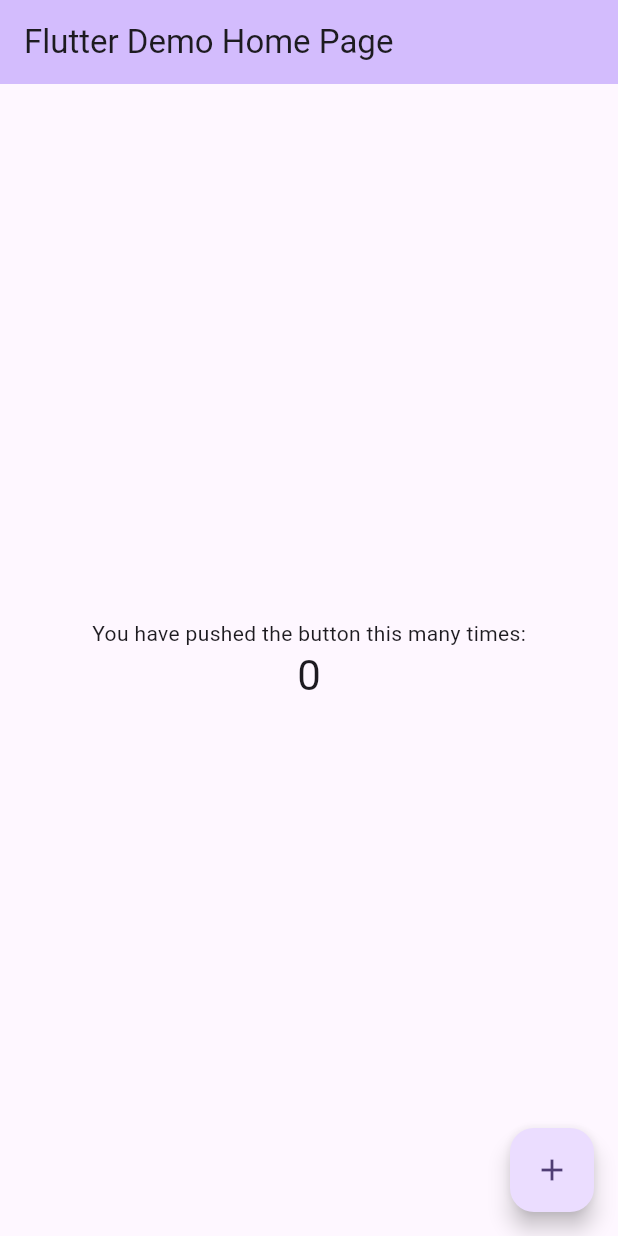
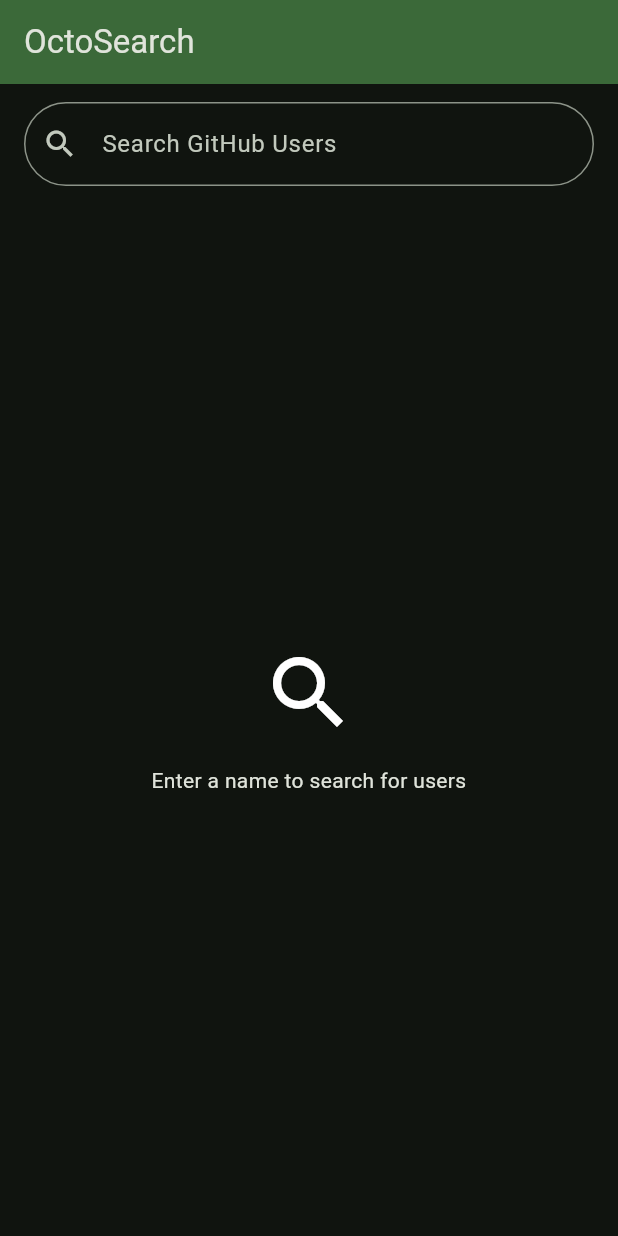
Before and after one commit to prad26/octo_search, a Flutter app: the screen it shows after launch, on a phone screen of 412 x 824 dp. Run offline on Flutter 3.47's test engine with Material 3 defaults, Android fonts, the phone set to English and light mode, and no system bars; our stand-ins replace freezed_annotation.

Commit message:
Add user search screen

````diff
--- /dev/null
+++ b/lib/core/widgets/search_input.dart
@@ -0,0 +1,88 @@
+import 'package:flutter/material.dart';
+
+/// A search input field.
+///
+/// This widget provides a customized text field specifically designed for search
+/// functionality, featuring a search icon and a clear button that appears when
+/// text is entered.
+class SearchInput extends StatefulWidget {
+  final TextEditingController controller;
+  final String hintText;
+  final ValueChanged<String> onSubmitted;
+  final VoidCallback onClear;
+
+  const SearchInput({
+    super.key,
+    required this.controller,
+    required this.hintText,
+    required this.onSubmitted,
+    required this.onClear,
+  });
+
+  @override
+  State<SearchInput> createState() => _SearchInputState();
+}
+
+class _SearchInputState extends State<SearchInput> {
+  bool _hasText = false;
+
+  @override
+  void initState() {
+    super.initState();
+    widget.controller.addListener(_onTextChanged);
+  }
+
+  @override
+  void dispose() {
+    widget.controller.removeListener(_onTextChanged);
+    super.dispose();
+  }
+
+  void _onTextChanged() {
+    final hasText = widget.controller.text.isNotEmpty;
+    // Only update state if the text presence has changed to avoid unnecessary rebuilds.
+    if (hasText != _hasText) {
+      setState(() {
+        _hasText = hasText;
+      });
+    }
+  }
+
+  @override
+  Widget build(BuildContext context) {
+    return TextField(
+      controller: widget.controller,
+      textInputAction: TextInputAction.search,
+      onSubmitted: widget.onSubmitted,
+      decoration: InputDecoration(
+        hintText: widget.hintText,
+        prefixIcon: const Icon(
+          Icons.search,
+          semanticLabel: 'Search',
+        ),
+        suffixIcon: _buildClearButton(),
+        border: OutlineInputBorder(
+          borderRadius: BorderRadius.circular(30),
+        ),
+      ),
+    );
+  }
+
+  Widget? _buildClearButton() {
+    if (!_hasText) {
+      return null;
+    }
+
+    return IconButton(
+      icon: const Icon(
+        Icons.clear_rounded,
+        size: 18,
+        semanticLabel: 'Clear search',
+      ),
+      onPressed: () {
+        widget.controller.clear();
+        widget.onClear();
+      },
+    );
+  }
+}
--- /dev/null
+++ b/lib/data/api/github_api_service.dart
@@ -0,0 +1,69 @@
+import 'dart:convert';
+
+import 'package:http/http.dart' as http;
+import 'package:octo_search/data/models/user_search.dart';
+
+// TODO: custom exceptions.
+
+/// Service class for making requests to the GitHub API.
+///
+/// For more information, see:
+/// https://docs.github.com/en/rest
+class GitHubApiService {
+  static const String baseUrl = 'https://api.github.com';
+  static const int defaultPerPage = 30;
+
+  /// A common method to fetch data from the GitHub API.
+  ///
+  /// [path] - The API endpoint path (excluding the base URL).
+  /// [queryParams] - Optional query parameters to include in the request.
+  static Future<Map<String, dynamic>> _fetchFromApi(String path, {Map<String, dynamic>? queryParams}) async {
+    const String authority = 'api.github.com';
+    final uri = Uri.https(authority, path, queryParams);
+
+    try {
+      final response = await http.get(
+        uri,
+        headers: {
+          'Accept': 'application/vnd.github.v3+json',
+        },
+      );
+
+      if (response.statusCode == 200) {
+        final decodedResponse = json.decode(response.body);
+        return decodedResponse as Map<String, dynamic>;
+      } else {
+        throw Exception('Failed to load data from GitHub API, status code: ${response.statusCode}');
+      }
+    } catch (e) {
+      throw Exception('Error fetching data from GitHub API: $e');
+    }
+  }
+
+  /// Searches for GitHub users based on the provided query.
+  ///
+  /// Returns a [UserSearch] object containing the search results.
+  ///
+  /// Example:
+  /// ```dart
+  /// final results = await GitHubApiService.searchUsers('github');
+  /// ```
+  static Future<UserSearch> searchUsers(
+    String query, {
+    int page = 1,
+    int perPage = defaultPerPage,
+  }) async {
+    final queryParams = {
+      'q': query,
+      'page': page.toString(),
+      'per_page': perPage.toString(),
+    };
+    final response = await _fetchFromApi('/search/users', queryParams: queryParams);
+
+    try {
+      return UserSearch.fromJson(response);
+    } catch (e) {
+      throw Exception('Error parsing user search response: $e');
+    }
+  }
+}
--- /dev/null
+++ b/lib/data/models/user_search.dart
@@ -0,0 +1,30 @@
+import 'package:freezed_annotation/freezed_annotation.dart';
+
+part 'user_search.freezed.dart';
+part 'user_search.g.dart';
+
+/// Model representing GitHub user search results.
+@freezed
+abstract class UserSearch with _$UserSearch {
+  const factory UserSearch({
+    @JsonKey(name: 'total_count') required int totalCount,
+    required List<UserSearchItem> items,
+  }) = _UserSearch;
+
+  factory UserSearch.fromJson(Map<String, dynamic> json) =>
+      _$UserSearchFromJson(json);
+}
+
+/// Model representing an individual user in the GitHub user search results.
+@freezed
+abstract class UserSearchItem with _$UserSearchItem {
+  const factory UserSearchItem({
+    required String login,
+    required int id,
+    @JsonKey(name: 'avatar_url') required String avatarUrl,
+    required String type,
+  }) = _UserSearchItem;
+
+  factory UserSearchItem.fromJson(Map<String, dynamic> json) =>
+      _$UserSearchItemFromJson(json);
+}
--- /dev/null
+++ b/lib/features/user_search/screen/user_search.dart
@@ -0,0 +1,212 @@
+import 'package:flutter/material.dart';
+import 'package:octo_search/data/api/github_api_service.dart';
+import 'package:octo_search/data/models/user_search.dart';
+import 'package:octo_search/core/widgets/expressive_list_tile.dart';
+import 'package:octo_search/core/widgets/search_input.dart';
+
+/// Screen for searching GitHub users.
+///
+/// This screen provides a search interface that allows users to query
+/// GitHub's user database and displays search results in a list.
+/// Each result shows their name, account type with their avatar.
+///
+/// The screen handles different states:
+/// - Initial empty state
+/// - Loading state while fetching results
+/// - Error state if the search fails
+/// - Empty results state when no users match the query
+/// - Results list when users are found
+class UserSearchScreen extends StatefulWidget {
+  const UserSearchScreen({super.key});
+
+  @override
+  State<UserSearchScreen> createState() => _UserSearchScreenState();
+}
+
+class _UserSearchScreenState extends State<UserSearchScreen> {
+  final TextEditingController _searchTextController = TextEditingController();
+  List<UserSearchItem> _users = [];
+  bool _isLoading = false;
+  String? _errorMessage;
+  bool _hasSearched = false;
+
+  Future<void> _fetchUsers() async {
+    final query = _searchTextController.text.trim();
+    if (query.isEmpty) {
+      return;
+    }
+
+    setState(() {
+      _isLoading = true;
+      _errorMessage = null;
+    });
+
+    try {
+      final result = await GitHubApiService.searchUsers(query);
+      setState(() {
+        _users = result.items;
+        _hasSearched = true;
+        _isLoading = false;
+      });
+    } catch (error) {
+      setState(() {
+        _errorMessage = "Failed to fetch users:\n$error";
+        _isLoading = false;
+        _hasSearched = true;
+      });
+    }
+  }
+
+  void _clearSearch() {
+    setState(() {
+      _users = [];
+      _errorMessage = null;
+      _hasSearched = false;
+    });
+  }
+
+  @override
+  void dispose() {
+    _searchTextController.dispose();
+    super.dispose();
+  }
+
+  @override
+  Widget build(BuildContext context) {
+    return Scaffold(
+      appBar: AppBar(
+        backgroundColor: Theme.of(context).colorScheme.inversePrimary,
+        title: const Text('OctoSearch'),
+      ),
+      body: SafeArea(
+        child: Padding(
+          padding: const EdgeInsets.only(
+            left: 16,
+            right: 16,
+            top: 12,
+          ),
+          child: Column(
+            spacing: 12,
+            children: [
+              SearchInput(
+                controller: _searchTextController,
+                onSubmitted: (_) => _fetchUsers(),
+                hintText: 'Search GitHub Users',
+                onClear: _clearSearch,
+              ),
+              Expanded(
+                child: _buildContent(),
+              ),
+            ],
+          ),
+        ),
+      ),
+    );
+  }
+
+  Widget _buildContent() {
+    if (_isLoading) {
+      return const Center(
+        child: Column(
+          mainAxisSize: MainAxisSize.min,
+          spacing: 16,
+          children: [
+            CircularProgressIndicator(),
+            Text('Searching for users...'),
+          ],
+        ),
+      );
+    }
+
+    if (_errorMessage != null) {
+      return Center(
+        child: Column(
+          mainAxisSize: MainAxisSize.min,
+          spacing: 16,
+          children: [
+            const Icon(
+              Icons.error_outline,
+              size: 48,
+              color: Colors.red,
+            ),
+            Text(
+              _errorMessage!,
+              textAlign: TextAlign.center,
+            ),
+            ElevatedButton.icon(
+              icon: const Icon(Icons.refresh_rounded),
+              label: const Text('Try Again'),
+              onPressed: _fetchUsers,
+            ),
+          ],
+        ),
+      );
+    }
+
+    if (_users.isEmpty) {
+      if (_hasSearched) {
+        // Empty search results
+        return const Center(
+          child: Column(
+            mainAxisSize: MainAxisSize.min,
+            spacing: 16,
+            children: [
+              Icon(
+                Icons.person_off_outlined,
+                size: 64,
+              ),
+              Text('No users found matching your search'),
+            ],
+          ),
+        );
+      } else {
+        // Initial state - no search performed yet
+        return const Center(
+          child: Column(
+            mainAxisSize: MainAxisSize.min,
+            spacing: 16,
+            children: [
+              Icon(
+                Icons.search,
+                size: 64,
+              ),
+              Text(
+                'Enter a name to search for users',
+                textAlign: TextAlign.center,
+              ),
+            ],
+          ),
+        );
+      }
+    }
+
+    return _buildUserList();
+  }
+
+  Widget _buildUserList() {
+    return ListView.builder(
+      itemCount: _users.length,
+      itemBuilder: (context, index) {
+        final user = _users[index];
+
+        return ExpressiveListTile(
+          isFirst: index == 0,
+          isLast: index == _users.length - 1,
+          padding: const EdgeInsets.symmetric(
+            horizontal: 16,
+            vertical: 4,
+          ),
+          leading: CircleAvatar(
+            backgroundColor: Colors.transparent,
+            backgroundImage: NetworkImage(user.avatarUrl),
+          ),
+          title: Text(user.login),
+          subtitle: Text(user.type),
+          onTap: () {
+            print('Tapped on user: ${user.login}');
+          },
+        );
+      },
+    );
+  }
+}
--- a/lib/main.dart
+++ b/lib/main.dart
@@ -1,122 +1,29 @@
 import 'package:flutter/material.dart';
+import 'package:octo_search/features/user_search/screen/user_search.dart';
 
 void main() {
-  runApp(const MyApp());
+  runApp(const OctoSearch());
 }
 
-class MyApp extends StatelessWidget {
-  const MyApp({super.key});
+class OctoSearch extends StatelessWidget {
+  const OctoSearch({super.key});
 
-  // This widget is the root of your application.
   @override
   Widget build(BuildContext context) {
     return MaterialApp(
-      title: 'Flutter Demo',
+      title: 'OctoSearch',
+      debugShowCheckedModeBanner: false,
       theme: ThemeData(
-        // This is the theme of your application.
-        //
-        // TRY THIS: Try running your application with "flutter run". You'll see
-        // the application has a purple toolbar. Then, without quitting the app,
-        // try changing the seedColor in the colorScheme below to Colors.green
-        // and then invoke "hot reload" (save your changes or press the "hot
-        // reload" button in a Flutter-supported IDE, or press "r" if you used
-        // the command line to start the app).
-        //
-        // Notice that the counter didn't reset back to zero; the application
-        // state is not lost during the reload. To reset the state, use hot
-        // restart instead.
-        //
-        // This works for code too, not just values: Most code changes can be
-        // tested with just a hot reload.
-        colorScheme: ColorScheme.fromSeed(seedColor: Colors.deepPurple),
+        colorScheme: ColorScheme.fromSeed(seedColor: Colors.green),
       ),
-      home: const MyHomePage(title: 'Flutter Demo Home Page'),
+      darkTheme: ThemeData(
+        colorScheme: ColorScheme.fromSeed(
+          seedColor: Colors.green,
+          brightness: Brightness.dark,
+        ),
+      ),
+      themeMode: ThemeMode.dark, // TODO: change this to ThemeMode.system later.
+      home: const UserSearchScreen(),
     );
   }
 }
-
-class MyHomePage extends StatefulWidget {
-  const MyHomePage({super.key, required this.title});
-
-  // This widget is the home page of your application. It is stateful, meaning
-  // that it has a State object (defined below) that contains fields that affect
-  // how it looks.
-
-  // This class is the configuration for the state. It holds the values (in this
-  // case the title) provided by the parent (in this case the App widget) and
-  // used by the build method of the State. Fields in a Widget subclass are
-  // always marked "final".
-
-  final String title;
-
-  @override
-  State<MyHomePage> createState() => _MyHomePageState();
-}
-
-class _MyHomePageState extends State<MyHomePage> {
-  int _counter = 0;
-
-  void _incrementCounter() {
-    setState(() {
-      // This call to setState tells the Flutter framework that something has
-      // changed in this State, which causes it to rerun the build method below
-      // so that the display can reflect the updated values. If we changed
-      // _counter without calling setState(), then the build method would not be
-      // called again, and so nothing would appear to happen.
-      _counter++;
-    });
-  }
-
-  @override
-  Widget build(BuildContext context) {
-    // This method is rerun every time setState is called, for instance as done
-    // by the _incrementCounter method above.
-    //
-    // The Flutter framework has been optimized to make rerunning build methods
-    // fast, so that you can just rebuild anything that needs updating rather
-    // than having to individually change instances of widgets.
-    return Scaffold(
-      appBar: AppBar(
-        // TRY THIS: Try changing the color here to a specific color (to
-        // Colors.amber, perhaps?) and trigger a hot reload to see the AppBar
-        // change color while the other colors stay the same.
-        backgroundColor: Theme.of(context).colorScheme.inversePrimary,
-        // Here we take the value from the MyHomePage object that was created by
-        // the App.build method, and use it to set our appbar title.
-        title: Text(widget.title),
-      ),
-      body: Center(
-        // Center is a layout widget. It takes a single child and positions it
-        // in the middle of the parent.
-        child: Column(
-          // Column is also a layout widget. It takes a list of children and
-          // arranges them vertically. By default, it sizes itself to fit its
-          // children horizontally, and tries to be as tall as its parent.
-          //
-          // Column has various properties to control how it sizes itself and
-          // how it positions its children. Here we use mainAxisAlignment to
-          // center the children vertically; the main axis here is the vertical
-          // axis because Columns are vertical (the cross axis would be
-          // horizontal).
-          //
-          // TRY THIS: Invoke "debug painting" (choose the "Toggle Debug Paint"
-          // action in the IDE, or press "p" in the console), to see the
-          // wireframe for each widget.
-          mainAxisAlignment: MainAxisAlignment.center,
-          children: <Widget>[
-            const Text('You have pushed the button this many times:'),
-            Text(
-              '$_counter',
-              style: Theme.of(context).textTheme.headlineMedium,
-            ),
-          ],
-        ),
-      ),
-      floatingActionButton: FloatingActionButton(
-        onPressed: _incrementCounter,
-        tooltip: 'Increment',
-        child: const Icon(Icons.add),
-      ), // This trailing comma makes auto-formatting nicer for build methods.
-    );
-  }
-}
--- a/pubspec.yaml
+++ b/pubspec.yaml
@@ -34,6 +34,9 @@
   # The following adds the Cupertino Icons font to your application.
   # Use with the CupertinoIcons class for iOS style icons.
   cupertino_icons: ^1.0.8
+  freezed_annotation: ^3.0.0
+  json_annotation: ^4.9.0
+  http: ^1.4.0
 
 dev_dependencies:
   flutter_test:
@@ -45,6 +48,9 @@
   # package. See that file for information about deactivating specific lint
   # rules and activating additional ones.
   flutter_lints: ^5.0.0
+  build_runner: ^2.4.15
+  freezed: ^3.0.6
+  json_serializable: ^6.9.5
 
 # For information on the generic Dart part of this file, see the
 # following page: https://dart.dev/tools/pub/pubspec
````
Also changed, not shown: analysis_options.yaml (+7 -0 lines), lib/core/widgets/expressive_list_tile.dart (added, +53 -0 lines), lib/data/models/user_search.freezed.dart (added), lib/data/models/user_search.g.dart (added), pubspec.lock, 2 other files.
